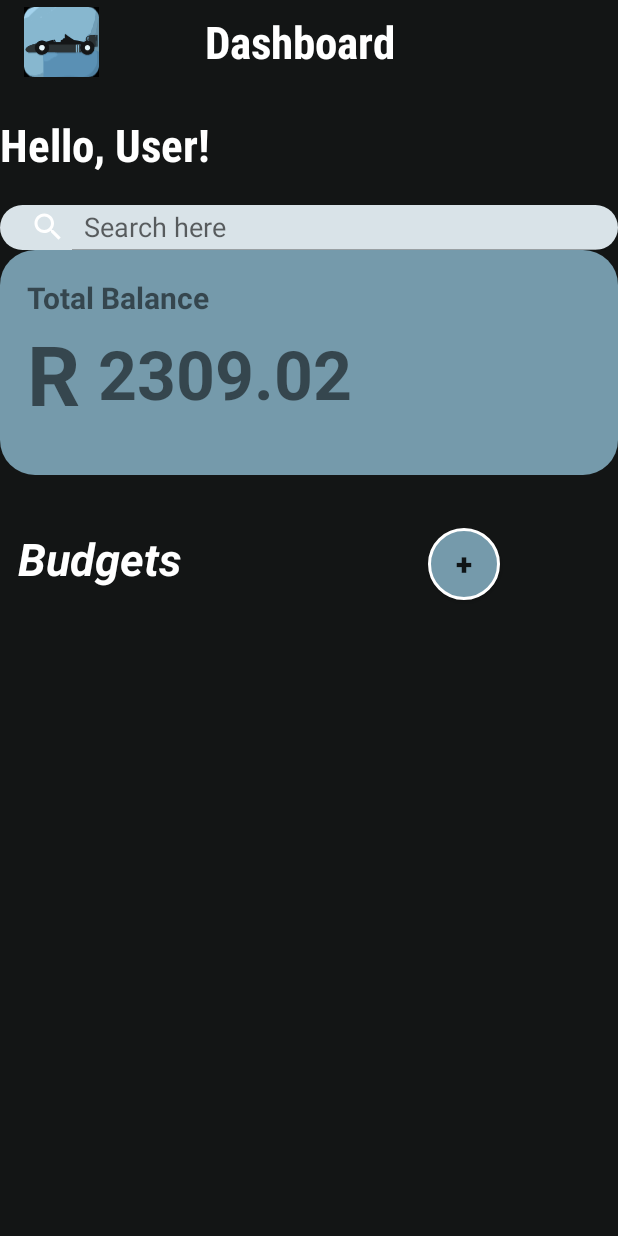
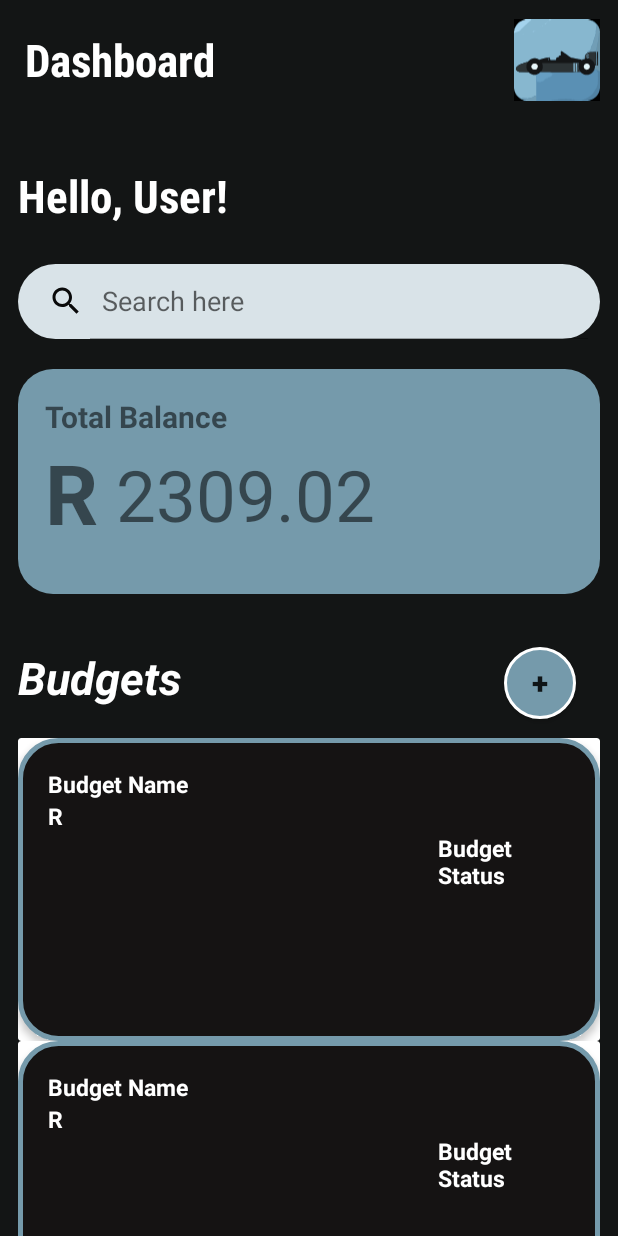
Before and after one commit to oomkaas/Prix-Finance-V2, an Android app: the layout activity_dashboard.xml on its own in the app's theme, with its tools: preview values and no code run, on a phone screen of 412 x 824 dp. Run offline under Robolectric (Android 15) with nearby library versions, the phone set to English and light mode, and no system bars.

Commit message:
updated dashboard fixed recyclerview bug

```diff
--- a/app/src/main/AndroidManifest.xml
+++ b/app/src/main/AndroidManifest.xml
@@ -46,10 +46,6 @@
         <activity
             android:name=".Registration"
             android:exported="false" />
-
-        <activity
-            android:name=".GetStarted"
-            android:exported="false" />
         <activity
             android:name=".LoginActivity"
             android:exported="false"/>
--- a/app/src/main/java/com/st10079970/prixfinance/MainActivity.kt
+++ b/app/src/main/java/com/st10079970/prixfinance/MainActivity.kt
@@ -23,10 +23,10 @@ class MainActivity : AppCompatActivity() {
         }
 
         // Find the button and set the click listener to redirect to LoginActivity
-        val btn4Test = findViewById<Button>(R.id.btnGetStarted)  // Adjust to the correct button ID
-        btn4Test.setOnClickListener {
+        val btnGetStarted = findViewById<Button>(R.id.btnGetStarted)  // Adjust to the correct button ID
+        btnGetStarted.setOnClickListener {
             // Launch the LoginActivity when the button is clicked
-            val intent = Intent(this, LoginActivity::class.java)
+            val intent = Intent(this, Dashboard::class.java)
             startActivity(intent)
         }
     }
--- a/app/src/main/res/drawable/bg_floatingitem.xml
+++ b/app/src/main/res/drawable/bg_floatingitem.xml
@@ -1,5 +1,6 @@
 <?xml version="1.0" encoding="utf-8"?>
 <shape xmlns:android="http://schemas.android.com/apk/res/android">
-    <stroke android:width="3dp" android:color="@color/white_blue"/>
+    <stroke android:width="3dp" android:color="@color/light_blue"/>
     <corners android:radius="25dp"/>
+    <solid android:color="#151313"/>
 </shape>
--- a/app/src/main/res/drawable/ic_opensearch.xml
+++ b/app/src/main/res/drawable/ic_opensearch.xml
@@ -1,5 +1,5 @@
-<vector xmlns:android="http://schemas.android.com/apk/res/android" android:height="24dp" android:tint="#FFFFFF" android:viewportHeight="24" android:viewportWidth="24" android:width="24dp">
+<vector xmlns:android="http://schemas.android.com/apk/res/android" android:height="24dp" android:tint="#090909" android:viewportHeight="24" android:viewportWidth="24" android:width="24dp">
 
-    <path android:fillColor="@android:color/white" android:pathData="M15.5,14h-0.79l-0.28,-0.27C15.41,12.59 16,11.11 16,9.5 16,5.91 13.09,3 9.5,3S3,5.91 3,9.5 5.91,16 9.5,16c1.61,0 3.09,-0.59 4.23,-1.57l0.27,0.28v0.79l5,4.99L20.49,19l-4.99,-5zM9.5,14C7.01,14 5,11.99 5,9.5S7.01,5 9.5,5 14,7.01 14,9.5 11.99,14 9.5,14z"/>
+    <path android:fillColor="@android:color/black" android:pathData="M15.5,14h-0.79l-0.28,-0.27C15.41,12.59 16,11.11 16,9.5 16,5.91 13.09,3 9.5,3S3,5.91 3,9.5 5.91,16 9.5,16c1.61,0 3.09,-0.59 4.23,-1.57l0.27,0.28v0.79l5,4.99L20.49,19l-4.99,-5zM9.5,14C7.01,14 5,11.99 5,9.5S7.01,5 9.5,5 14,7.01 14,9.5 11.99,14 9.5,14z"/>
 
 </vector>
--- a/app/src/main/res/layout/activity_dashboard.xml
+++ b/app/src/main/res/layout/activity_dashboard.xml
@@ -6,7 +6,8 @@
     android:layout_width="match_parent"
     android:layout_height="match_parent"
     tools:context=".Dashboard"
-    android:background="@color/bg_night">
+    android:background="@color/bg_night"
+    android:orientation="vertical">
 
     <androidx.constraintlayout.widget.ConstraintLayout
         android:layout_width="match_parent"
@@ -16,19 +17,11 @@
         <androidx.appcompat.widget.Toolbar
             android:id="@+id/toolBarDashboard"
             android:layout_width="match_parent"
-            android:layout_height="?attr/actionBarSize"
+            android:layout_height="80dp"
             android:contentDescription="@string/txt_toolbarDesc"
             android:elevation="4dp"
-            app:layout_constraintTop_toTopOf="parent">
-
-            <ImageView
-                android:layout_width="50dp"
-                android:layout_height="match_parent"
-                android:layout_marginEnd="70dp"
-                android:contentDescription="@string/txt_imageDesc"
-                android:src="@drawable/prix_logo">
-
-            </ImageView>
+            app:layout_constraintTop_toTopOf="parent"
+            android:gravity="center">
 
             <TextView
                 android:layout_width="wrap_content"
@@ -36,9 +29,19 @@
                 android:fontFamily="sans-serif-condensed"
                 android:text="@string/txt_dashBoard"
                 android:textAlignment="center"
+                android:layout_marginEnd="200dp"
                 android:textColor="@color/white"
                 android:textSize="30sp"
                 android:textStyle="bold" />
+
+            <com.google.android.material.imageview.ShapeableImageView
+                android:layout_width="wrap_content"
+                android:layout_height="wrap_content"
+                android:contentDescription="@string/txt_imageDesc"
+                android:src="@drawable/prix_logo"
+                android:layout_marginEnd="12dp">
+            </com.google.android.material.imageview.ShapeableImageView>
+
         </androidx.appcompat.widget.Toolbar>
 
         <!-- this is the greeting message-->
@@ -49,9 +52,10 @@
             android:fontFamily="sans-serif-condensed"
             android:text="@string/txt_greeting"
             android:textColor="@color/white"
+            android:layout_marginStart="12dp"
             android:textSize="30sp"
             android:textStyle="bold"
-            android:layout_marginTop="20dp"
+            android:layout_marginTop="30dp"
             tools:layout_editor_absoluteX="16dp"
             tools:layout_editor_absoluteY="72dp"
             app:layout_constraintTop_toBottomOf="@id/toolBarDashboard"
@@ -61,7 +65,7 @@
         <androidx.appcompat.widget.SearchView
             android:id="@+id/searchbar"
             android:layout_width="match_parent"
-            android:layout_height="30dp"
+            android:layout_height="50dp"
             android:background="@drawable/bg_search"
             android:focusable="false"
             app:closeIcon="@drawable/ic_closesearch"
@@ -70,7 +74,9 @@
             app:searchIcon="@drawable/ic_opensearch"
             tools:layout_editor_absoluteX="8dp"
             tools:layout_editor_absoluteY="139dp"
-            android:layout_marginTop="20dp"
+            android:layout_marginTop="25dp"
+            android:layout_marginStart="12dp"
+            android:layout_marginEnd="12dp"
             app:layout_constraintTop_toBottomOf="@id/lblGreetingMessage">
 
         </androidx.appcompat.widget.SearchView>
@@ -83,6 +89,9 @@
             android:background="@drawable/bg_total"
             tools:layout_editor_absoluteX="0dp"
             tools:layout_editor_absoluteY="192dp"
+            android:layout_marginTop="20dp"
+            android:layout_marginStart="12dp"
+            android:layout_marginEnd="12dp"
             app:layout_constraintTop_toBottomOf="@id/searchbar">
 
             <TextView
@@ -112,8 +121,7 @@
                 android:layout_marginStart="65dp"
                 android:layout_marginTop="52dp"
                 android:text="@string/output_NetBalance"
-                android:textSize="45sp"
-                android:textStyle="bold"
+                android:textSize="47sp"
 
                 />
 
@@ -146,23 +154,33 @@
             android:textSize="20sp"
             tools:layout_editor_absoluteX="338dp"
             tools:layout_editor_absoluteY="378dp"
-            android:layout_marginStart="85dp"
+            android:layout_marginStart="215dp"
             android:layout_marginTop="35dp"
-            app:layout_constraintEnd_toEndOf="parent"
             app:layout_constraintStart_toEndOf="@id/lblBudgets"
             app:layout_constraintTop_toBottomOf="@id/linearBox"/>
 
-        <!-- this is the recycle view to display budgets box -->
-        <androidx.recyclerview.widget.RecyclerView
-            android:id="@+id/recyclerView"
+        <LinearLayout
+            android:id="@+id/linearBox2"
             android:layout_width="match_parent"
             android:layout_height="wrap_content"
             tools:layout_editor_absoluteX="0dp"
             tools:layout_editor_absoluteY="434dp"
             android:layout_marginTop="20dp"
+            android:layout_marginStart="12dp"
+            android:layout_marginEnd="12dp"
             app:layout_constraintTop_toBottomOf="@id/lblBudgets">
 
-        </androidx.recyclerview.widget.RecyclerView>
+                <!-- this is the recycle view to display budgets box -->
+                <androidx.recyclerview.widget.RecyclerView
+                    android:id="@+id/recViewBudgetDisplay"
+                    android:layout_width="match_parent"
+                    android:layout_height="wrap_content"
+                    tools:listitem="@layout/floatingitem"
+                    >
+                </androidx.recyclerview.widget.RecyclerView>
+
+        </LinearLayout>
+
 
 
     </androidx.constraintlayout.widget.ConstraintLayout>
--- a/app/src/main/res/layout/floatingitem.xml
+++ b/app/src/main/res/layout/floatingitem.xml
@@ -1,51 +1,91 @@
 <?xml version="1.0" encoding="utf-8"?>
 <FrameLayout xmlns:android="http://schemas.android.com/apk/res/android"
     android:layout_width="wrap_content"
-    android:layout_height="wrap_content"
+    android:layout_height="wrap_content">
+
+    <androidx.cardview.widget.CardView
+        android:id="@+id/cardFloater"
+        android:layout_width="match_parent"
+        android:layout_height="match_parent"
         android:background="@drawable/bg_floatingitem"
-    android:elevation="3dp">
+       >
+         <LinearLayout
+             android:layout_width="match_parent"
+             android:layout_height="match_parent"
+             android:background="@drawable/bg_floatingitem"
+             android:elevation="3dp"
+             android:orientation="vertical">
+            <TableRow
+                android:id="@+id/rowBudgetName"
+                android:layout_width="match_parent"
+                android:layout_height="match_parent"
+                android:layout_weight="3">
 
                 <TextView
-        android:id="@+id/budgetName"
+                    android:id="@+id/floaterBudgetName"
                     android:layout_width="wrap_content"
                     android:layout_height="wrap_content"
                     android:textStyle="bold"
                     android:text="Budget Name"
+                    android:textColor="@color/white"
                     android:layout_marginStart="20dp"
                     android:layout_marginTop="20dp"
                     android:textSize="15sp"/>
+            </TableRow>
+
+             <TableRow
+                 android:id="@+id/rowBudgetBalance"
+                 android:layout_width="match_parent"
+                 android:layout_height="match_parent"
+                 android:layout_weight="3">
 
                  <TextView
                      android:layout_width="wrap_content"
                      android:layout_height="wrap_content"
                      android:text="@string/txt_Currency"
+                     android:textColor="@color/white"
                      android:textSize="15sp"
                      android:textStyle="bold"
-        android:layout_marginStart="20dp"
-        android:layout_marginTop="40dp"/>
+                     android:layout_marginStart="20dp"/>
 
                  <TextView
-        android:id="@+id/budgetBalance"
+                     android:id="@+id/floaterBudgetBalance"
                      android:layout_width="wrap_content"
                      android:layout_height="wrap_content"
-        android:text="120804.00"
                      android:textSize="15sp"
-        android:layout_marginStart="35dp"
-        android:layout_marginTop="40dp"/>
+                     android:textColor="@color/white"
+                     android:text=""
+                     android:layout_marginStart="35dp"/>
+             </TableRow>
 
+             <TableRow
+                 android:id="@+id/rowBudgetStatus"
+                 android:layout_width="match_parent"
+                 android:layout_height="match_parent"
+                 android:layout_weight="3">
                  <TextView
-        android:id="@+id/budgetStatus"
+                     android:id="@+id/floaterBudgetStatus"
                      android:layout_width="wrap_content"
                      android:layout_height="wrap_content"
                      android:textStyle="bold"
                      android:text="Budget Status"
                      android:textSize="15sp"
-        android:layout_marginTop="60dp"
+                     android:textColor="@color/white"
                      android:layout_marginEnd="20dp"
                      android:layout_marginStart="280dp"/>
+             </TableRow>
+
+             <TableRow
+                 android:id="@+id/rowSpacer"
+                 android:layout_width="match_parent"
+                 android:layout_height="match_parent"
+                 android:layout_weight="3">
                  <Space
                      android:layout_width="match_parent"
-    android:layout_height="100dp"
-    android:layout_marginTop="60dp"/>
+                     android:layout_height="100dp"/>
+             </TableRow>
+         </LinearLayout>
+
+    </androidx.cardview.widget.CardView>
 
 </FrameLayout>
```
Also changed, not shown: app/src/main/java/com/st10079970/prixfinance/Dashboard.kt (+30 -9 lines), app/src/main/java/com/st10079970/prixfinance/OverlappingBudgetItemView.kt (+35 -0 lines). Lines whose indentation alone changed are shown as unchanged.
